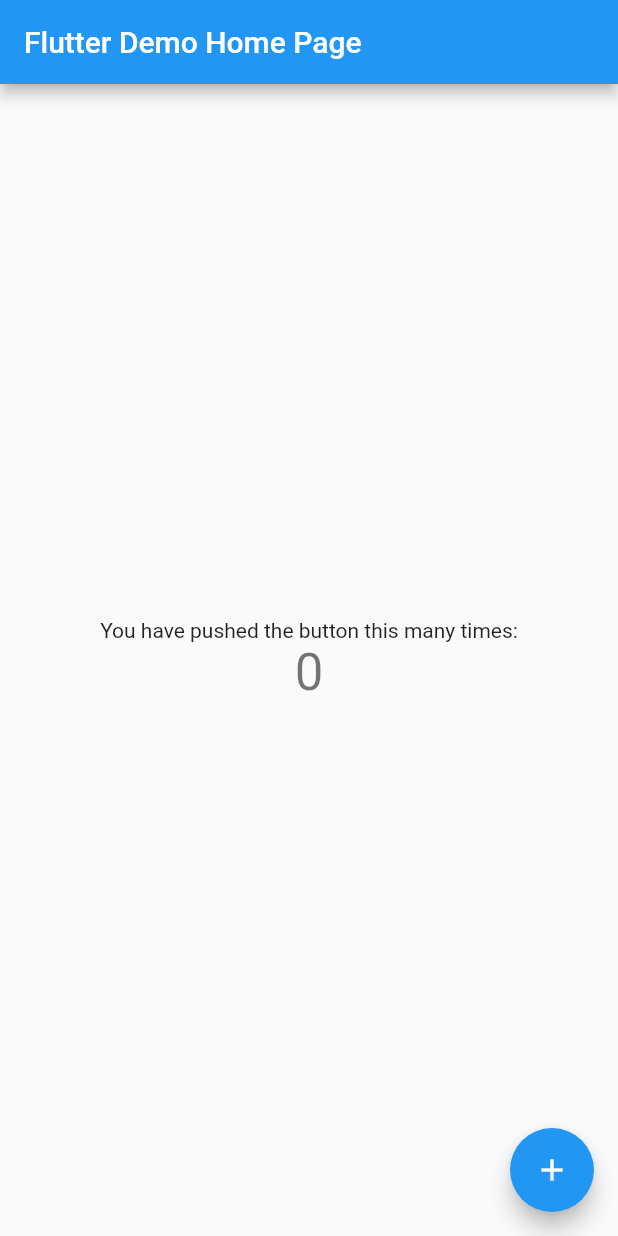
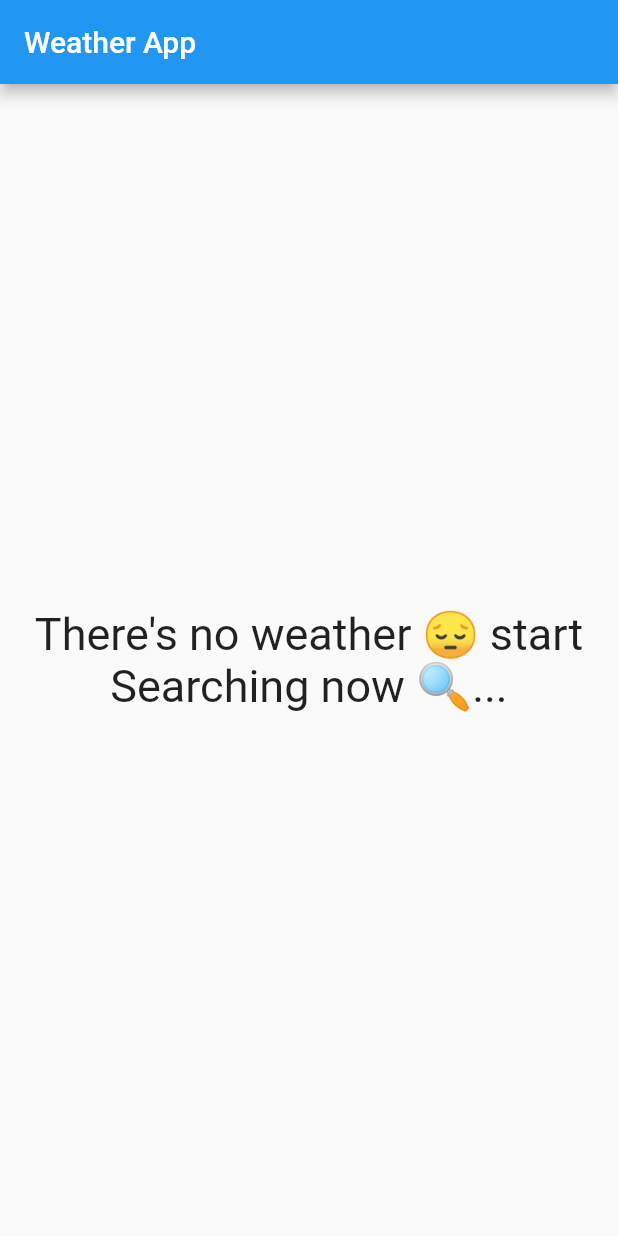
Before and after one commit to OmarAmeer96/Weather-App, a Flutter app: the screen it shows after launch, on a phone screen of 412 x 824 dp. Run offline on Flutter 3.47's test engine with Material 2 defaults, Android fonts, the phone set to English and light mode, and no system bars.

Commit message:
First Commit

```diff
--- a/lib/main.dart
+++ b/lib/main.dart
@@ -1,115 +1,18 @@
 import 'package:flutter/material.dart';
+import 'package:weather_app/screens/home_screen.dart';
 
 void main() {
-  runApp(const MyApp());
+  runApp(const WeatherApp());
 }
 
-class MyApp extends StatelessWidget {
-  const MyApp({super.key});
+class WeatherApp extends StatelessWidget {
+  const WeatherApp({super.key});
 
-  // This widget is the root of your application.
   @override
   Widget build(BuildContext context) {
-    return MaterialApp(
-      title: 'Flutter Demo',
-      theme: ThemeData(
-        // This is the theme of your application.
-        //
-        // Try running your application with "flutter run". You'll see the
-        // application has a blue toolbar. Then, without quitting the app, try
-        // changing the primarySwatch below to Colors.green and then invoke
-        // "hot reload" (press "r" in the console where you ran "flutter run",
-        // or simply save your changes to "hot reload" in a Flutter IDE).
-        // Notice that the counter didn't reset back to zero; the application
-        // is not restarted.
-        primarySwatch: Colors.blue,
-      ),
-      home: const MyHomePage(title: 'Flutter Demo Home Page'),
+    return const MaterialApp(
+      debugShowCheckedModeBanner: false,
+      home: HomeScreen(),
     );
   }
 }
-
-class MyHomePage extends StatefulWidget {
-  const MyHomePage({super.key, required this.title});
-
-  // This widget is the home page of your application. It is stateful, meaning
-  // that it has a State object (defined below) that contains fields that affect
-  // how it looks.
-
-  // This class is the configuration for the state. It holds the values (in this
-  // case the title) provided by the parent (in this case the App widget) and
-  // used by the build method of the State. Fields in a Widget subclass are
-  // always marked "final".
-
-  final String title;
-
-  @override
-  State<MyHomePage> createState() => _MyHomePageState();
-}
-
-class _MyHomePageState extends State<MyHomePage> {
-  int _counter = 0;
-
-  void _incrementCounter() {
-    setState(() {
-      // This call to setState tells the Flutter framework that something has
-      // changed in this State, which causes it to rerun the build method below
-      // so that the display can reflect the updated values. If we changed
-      // _counter without calling setState(), then the build method would not be
-      // called again, and so nothing would appear to happen.
-      _counter++;
-    });
-  }
-
-  @override
-  Widget build(BuildContext context) {
-    // This method is rerun every time setState is called, for instance as done
-    // by the _incrementCounter method above.
-    //
-    // The Flutter framework has been optimized to make rerunning build methods
-    // fast, so that you can just rebuild anything that needs updating rather
-    // than having to individually change instances of widgets.
-    return Scaffold(
-      appBar: AppBar(
-        // Here we take the value from the MyHomePage object that was created by
-        // the App.build method, and use it to set our appbar title.
-        title: Text(widget.title),
-      ),
-      body: Center(
-        // Center is a layout widget. It takes a single child and positions it
-        // in the middle of the parent.
-        child: Column(
-          // Column is also a layout widget. It takes a list of children and
-          // arranges them vertically. By default, it sizes itself to fit its
-          // children horizontally, and tries to be as tall as its parent.
-          //
-          // Invoke "debug painting" (press "p" in the console, choose the
-          // "Toggle Debug Paint" action from the Flutter Inspector in Android
-          // Studio, or the "Toggle Debug Paint" command in Visual Studio Code)
-          // to see the wireframe for each widget.
-          //
-          // Column has various properties to control how it sizes itself and
-          // how it positions its children. Here we use mainAxisAlignment to
-          // center the children vertically; the main axis here is the vertical
-          // axis because Columns are vertical (the cross axis would be
-          // horizontal).
-          mainAxisAlignment: MainAxisAlignment.center,
-          children: <Widget>[
-            const Text(
-              'You have pushed the button this many times:',
-            ),
-            Text(
-              '$_counter',
-              style: Theme.of(context).textTheme.headlineMedium,
-            ),
-          ],
-        ),
-      ),
-      floatingActionButton: FloatingActionButton(
-        onPressed: _incrementCounter,
-        tooltip: 'Increment',
-        child: const Icon(Icons.add),
-      ), // This trailing comma makes auto-formatting nicer for build methods.
-    );
-  }
-}
--- /dev/null
+++ b/lib/screens/home_screen.dart
@@ -0,0 +1,33 @@
+import 'package:flutter/material.dart';
+
+class HomeScreen extends StatelessWidget {
+  const HomeScreen({super.key});
+
+  @override
+  Widget build(BuildContext context) {
+    return Scaffold(
+      appBar: AppBar(
+        title: const Text("Weather App"),
+      ),
+      body: Center(
+        child: Column(
+          mainAxisSize: MainAxisSize.min,
+          children: const [
+            Text(
+              "There's no weather 😔 start",
+              style: TextStyle(
+                fontSize: 30,
+              ),
+            ),
+            Text(
+              "Searching now 🔍...",
+              style: TextStyle(
+                fontSize: 30,
+              ),
+            ),
+          ],
+        ),
+      ),
+    );
+  }
+}
--- a/pubspec.yaml
+++ b/pubspec.yaml
@@ -59,9 +59,8 @@ flutter:
   uses-material-design: true
 
   # To add assets to your application, add an assets section, like this:
-  # assets:
-  #   - images/a_dot_burr.jpeg
-  #   - images/a_dot_ham.jpeg
+  assets:
+    - assets/images/
 
   # An image asset can refer to one or more resolution-specific "variants", see
   # https://flutter.dev/assets-and-images/#resolution-aware
```
Also changed, not shown: assets/images/clear.png (added), assets/images/cloudy.png (added), assets/images/rainy.png (added), assets/images/snow.png (added), assets/images/thunderstorm.png (added).
